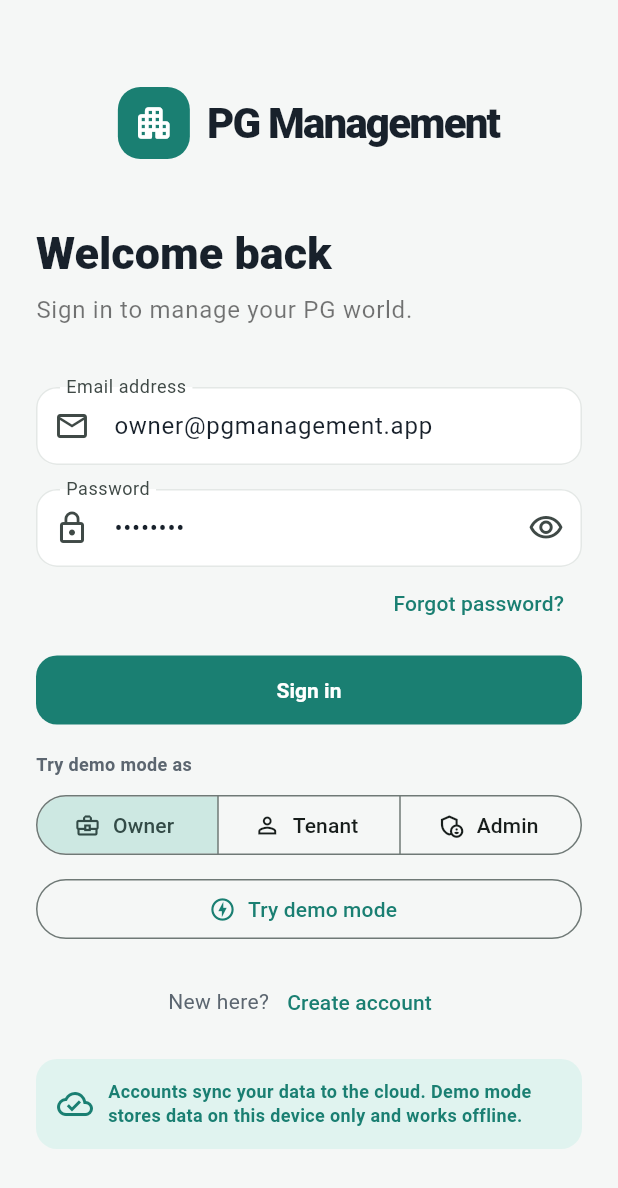
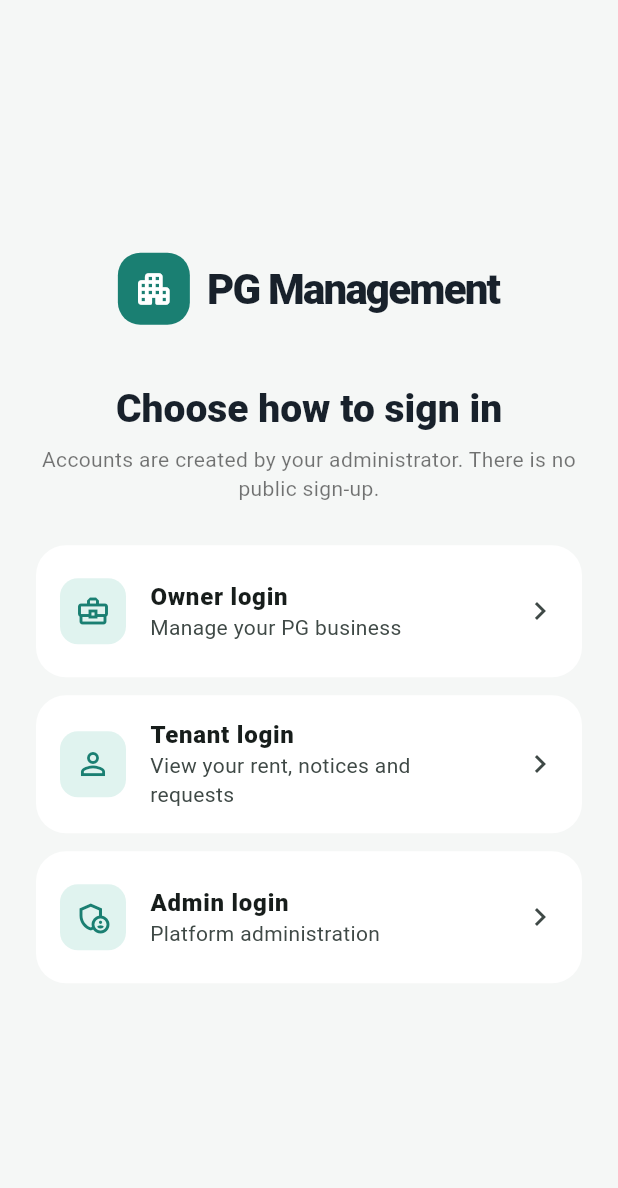
Before and after one commit to MrVamsiReddy/PG-Management-app, a Flutter app: the screen it shows after launch, on a phone screen of 412 x 824 dp. Shown: the top 1188 px of the screen. Run offline on Flutter 3.47's test engine with Material 3 defaults, Android fonts, the phone set to English and light mode, and no system bars; our stand-ins replace firebase_core, firebase_messaging, hive_flutter, image_picker, pdf, printing and 2 more; accounts and stored records are empty.

Commit message:
Prompt 2: strict login resolution
- New lib/src/access.dart: pure evaluateProfileAccess (user -> role ->
  customer_id -> customer status) and portalError (role must match the
  login portal). LoginPortal enum (owner/tenant/admin).
- signInCloud takes a portal and resolves via the SaaS profile/customers
  rows: disabled customers and unlinked profiles are rejected and signed
  out with a friendly message; wrong-portal role is rejected and signed
  out. No local/offline fallback — an unreachable server fails closed.
- restoreCloudSession and refresh re-run the gate, so a customer disabled
  by the platform admin is blocked at launch and on the next refresh.
- Profile is authoritative for role/customer once it exists; legacy
  accounts (no profile row / schema not deployed) pass through to the
  existing membership+metadata resolution so nothing breaks pre-migration.
- Demo mode removed from the product: no role selector, no Try-demo
  button, no public sign-up, no local session restore, no production
  seed. login() is now @visibleForTesting and seeding is gated behind
  AppState.debugSeedDemoData (tests only).
- Auth UI rebuilt: a portal chooser (Owner/Tenant/Admin) -> per-role
  LoginScreen; blocked/rejected sign-ins surface authNotice.
- Tests: profile-access resolution, disabled owner+tenant blocked, portal
  mismatch matrix, offline creates no session, no local session restore,
  portals shown with no demo/sign-up. 61 pass, analyze clean.

```diff
--- a/lib/main.dart
+++ b/lib/main.dart
@@ -20,7 +20,7 @@ Future<void> main() async {
     await Supabase.initialize(url: supabaseUrl, publishableKey: supabasePublishableKey);
     supabaseReady = true;
   } catch (_) {
-    supabaseReady = false; // Offline or misconfigured: demo mode still works.
+    supabaseReady = false;
   }
   await initPush();
   final box = await Hive.openBox<dynamic>('pg_management');
--- /dev/null
+++ b/lib/src/access.dart
@@ -0,0 +1,67 @@
+library;
+
+import 'app_state.dart' show UserRole;
+
+enum LoginPortal {
+  owner('Owner'),
+  tenant('Tenant'),
+  admin('Admin');
+
+  const LoginPortal(this.label);
+  final String label;
+}
+
+typedef AccessGate = ({UserRole? role, String? customerId, String? error});
+
+AccessGate evaluateProfileAccess({
+  required Map<String, dynamic>? profile,
+  required Map<String, dynamic>? customer,
+}) {
+  if (profile == null) return (role: null, customerId: null, error: null);
+
+  final isAdmin = profile['platform_admin'] == true || profile['role'] == 'admin';
+  if (isAdmin) {
+    return (role: UserRole.admin, customerId: profile['customer_id'] as String?, error: null);
+  }
+
+  final customerId = profile['customer_id'] as String?;
+  if (customerId == null) {
+    return (
+      role: null,
+      customerId: null,
+      error: 'This account is not linked to any PG business yet. Contact support.',
+    );
+  }
+  if (customer == null || customer['status'] != 'enabled') {
+    return (
+      role: null,
+      customerId: null,
+      error: 'This account has been disabled. Please contact your administrator.',
+    );
+  }
+  return (
+    role: profile['role'] == 'tenant' ? UserRole.tenant : UserRole.owner,
+    customerId: customerId,
+    error: null,
+  );
+}
+
+String? portalError(UserRole resolved, LoginPortal portal) {
+  final matches = switch (portal) {
+    LoginPortal.owner => resolved == UserRole.owner,
+    LoginPortal.tenant => resolved == UserRole.tenant,
+    LoginPortal.admin => resolved == UserRole.admin,
+  };
+  if (matches) return null;
+  final actual = switch (resolved) {
+    UserRole.owner => 'an owner',
+    UserRole.tenant => 'a tenant',
+    UserRole.admin => 'a platform admin',
+  };
+  final destination = switch (resolved) {
+    UserRole.owner => 'Owner login',
+    UserRole.tenant => 'Tenant login',
+    UserRole.admin => 'Admin login',
+  };
+  return 'This is $actual account — please use the $destination instead. You have been signed out.';
+}
--- a/lib/src/auth_screen.dart
+++ b/lib/src/auth_screen.dart
@@ -1,28 +1,91 @@
 import 'package:flutter/material.dart';
 
 import 'app_state.dart';
-import 'supabase_config.dart';
 import 'theme.dart';
 
-class AuthScreen extends StatefulWidget {
+class AuthScreen extends StatelessWidget {
   const AuthScreen({super.key});
+
   @override
-  State<AuthScreen> createState() => _AuthScreenState();
+  Widget build(BuildContext context) {
+    final state = AppScope.of(context);
+    return Scaffold(
+      body: SafeArea(
+        child: Center(
+          child: SingleChildScrollView(
+            padding: const EdgeInsets.all(24),
+            child: ConstrainedBox(
+              constraints: const BoxConstraints(maxWidth: 460),
+              child: Column(crossAxisAlignment: CrossAxisAlignment.stretch, children: [
+                Row(mainAxisAlignment: MainAxisAlignment.center, children: [
+                  Container(
+                    width: 48,
+                    height: 48,
+                    decoration: BoxDecoration(color: primary, borderRadius: BorderRadius.circular(15)),
+                    child: const Icon(Icons.apartment_rounded, color: Colors.white, size: 28),
+                  ),
+                  const SizedBox(width: 12),
+                  Text('PG Management', style: Theme.of(context).textTheme.headlineMedium?.copyWith(letterSpacing: -1.2)),
+                ]),
+                const SizedBox(height: 40),
+                Text('Choose how to sign in', textAlign: TextAlign.center, style: Theme.of(context).textTheme.headlineLarge?.copyWith(fontSize: 26)),
+                const SizedBox(height: 8),
+                const Text('Accounts are created by your administrator. There is no public sign-up.', textAlign: TextAlign.center, style: TextStyle(color: Colors.black54)),
+                if (state.authNotice != null) ...[
+                  const SizedBox(height: 18),
+                  Container(
+                    padding: const EdgeInsets.all(14),
+                    decoration: BoxDecoration(color: const Color(0xFFFBE9E7), borderRadius: BorderRadius.circular(14)),
+                    child: Row(children: [
+                      const Icon(Icons.info_outline, color: Color(0xFFC94444)),
+                      const SizedBox(width: 10),
+                      Expanded(child: Text(state.authNotice!, style: const TextStyle(color: Color(0xFFC94444), fontSize: 12, fontWeight: FontWeight.w600))),
+                    ]),
+                  ),
+                ],
+                const SizedBox(height: 28),
+                _portal(context, LoginPortal.owner, Icons.business_center_outlined, 'Owner login', 'Manage your PG business'),
+                const SizedBox(height: 12),
+                _portal(context, LoginPortal.tenant, Icons.person_outline, 'Tenant login', 'View your rent, notices and requests'),
+                const SizedBox(height: 12),
+                _portal(context, LoginPortal.admin, Icons.admin_panel_settings_outlined, 'Admin login', 'Platform administration'),
+              ]),
+            ),
+          ),
+        ),
+      ),
+    );
+  }
+
+  Widget _portal(BuildContext context, LoginPortal portal, IconData icon, String title, String subtitle) => Card(
+        clipBehavior: Clip.antiAlias,
+        child: ListTile(
+          contentPadding: const EdgeInsets.symmetric(horizontal: 16, vertical: 8),
+          leading: Container(padding: const EdgeInsets.all(10), decoration: BoxDecoration(color: primarySoft, borderRadius: BorderRadius.circular(12)), child: Icon(icon, color: primary)),
+          title: Text(title, style: const TextStyle(fontWeight: FontWeight.w800)),
+          subtitle: Text(subtitle),
+          trailing: const Icon(Icons.chevron_right),
+          onTap: () => Navigator.push(context, MaterialPageRoute(builder: (_) => LoginScreen(portal: portal))),
+        ),
+      );
 }
 
-class _AuthScreenState extends State<AuthScreen> {
-  bool signup = false;
+class LoginScreen extends StatefulWidget {
+  const LoginScreen({super.key, required this.portal});
+  final LoginPortal portal;
+  @override
+  State<LoginScreen> createState() => _LoginScreenState();
+}
+
+class _LoginScreenState extends State<LoginScreen> {
   bool obscure = true;
   bool busy = false;
-  UserRole role = UserRole.owner;
   final formKey = GlobalKey<FormState>();
-  final name = TextEditingController();
-  final email = TextEditingController(text: 'owner@pgmanagement.app');
-  final password = TextEditingController(text: 'password');
+  final email = TextEditingController();
+  final password = TextEditingController();
 
   @override
   void dispose() {
-    name.dispose();
     email.dispose();
     password.dispose();
     super.dispose();
@@ -34,38 +97,29 @@ class _AuthScreenState extends State<AuthScreen> {
       ScaffoldMessenger.of(context).showSnackBar(const SnackBar(content: Text('Enter your email address above first.')));
       return;
     }
-    final state = AppScope.of(context);
-    final error = await state.sendPasswordReset(address);
+    final error = await AppScope.of(context).sendPasswordReset(address);
     if (!mounted) return;
-    ScaffoldMessenger.of(context).showSnackBar(SnackBar(
-      content: Text(error ?? 'Reset link sent to $address. Open it, sign in, then change your password from Profile.'),
-    ));
+    ScaffoldMessenger.of(context).showSnackBar(SnackBar(content: Text(error ?? 'Reset link sent to $address.')));
   }
 
   Future<void> submit() async {
     if (!formKey.currentState!.validate()) return;
     final state = AppScope.of(context);
-    if (supabaseOrNull == null) {
-      // No cloud connection (offline or tests): fall back to local demo mode.
-      state.login(signup ? UserRole.owner : role);
-      return;
-    }
     setState(() => busy = true);
-    // Self-signup always creates an Owner account; tenants receive their
-    // logins from their owner and are linked by membership at sign-in.
-    final error = signup
-        ? await state.signUpCloud(name: name.text.trim(), email: email.text.trim(), password: password.text, selectedRole: UserRole.owner)
-        : await state.signInCloud(email: email.text.trim(), password: password.text);
+    final error = await state.signInCloud(email: email.text.trim(), password: password.text, portal: widget.portal);
     if (!mounted) return;
     setState(() => busy = false);
     if (error != null) {
       ScaffoldMessenger.of(context).showSnackBar(SnackBar(content: Text(error)));
+      return;
     }
+    Navigator.pop(context);
   }
 
   @override
   Widget build(BuildContext context) {
     return Scaffold(
+      appBar: AppBar(title: Text('${widget.portal.label} login')),
       body: SafeArea(
         child: Center(
           child: SingleChildScrollView(
@@ -75,29 +129,10 @@ class _AuthScreenState extends State<AuthScreen> {
               child: Form(
                 key: formKey,
                 child: Column(crossAxisAlignment: CrossAxisAlignment.stretch, children: [
-                  Row(mainAxisAlignment: MainAxisAlignment.center, children: [
-                    Container(
-                      width: 48,
-                      height: 48,
-                      decoration: BoxDecoration(color: primary, borderRadius: BorderRadius.circular(15)),
-                      child: const Icon(Icons.apartment_rounded, color: Colors.white, size: 28),
-                    ),
-                    const SizedBox(width: 12),
-                    Text('PG Management', style: Theme.of(context).textTheme.headlineMedium?.copyWith(letterSpacing: -1.2)),
-                  ]),
-                  const SizedBox(height: 44),
-                  Text(signup ? 'Create your owner account' : 'Welcome back', style: Theme.of(context).textTheme.headlineLarge?.copyWith(fontSize: 30)),
+                  Text('Welcome back', style: Theme.of(context).textTheme.headlineLarge?.copyWith(fontSize: 30)),
                   const SizedBox(height: 8),
-                  Text(signup ? 'Owners run the PG. Tenants get their sign-in details from you after onboarding.' : 'Sign in to manage your PG world.', style: Theme.of(context).textTheme.bodyLarge?.copyWith(color: Colors.black54)),
+                  Text('Sign in to your ${widget.portal.label.toLowerCase()} account.', style: Theme.of(context).textTheme.bodyLarge?.copyWith(color: Colors.black54)),
                   const SizedBox(height: 24),
-                  if (signup) ...[
-                    TextFormField(
-                      controller: name,
-                      decoration: const InputDecoration(labelText: 'Full name', prefixIcon: Icon(Icons.person_outline)),
-                      validator: (v) => v == null || v.trim().isEmpty ? 'Enter your name' : null,
-                    ),
-                  ],
-                  const SizedBox(height: 16),
                   TextFormField(
                     controller: email,
                     keyboardType: TextInputType.emailAddress,
@@ -115,46 +150,13 @@ class _AuthScreenState extends State<AuthScreen> {
                     ),
                     validator: (v) => v == null || v.length < 6 ? 'Use at least 6 characters' : null,
                   ),
-                  if (!signup)
-                    Align(alignment: Alignment.centerRight, child: TextButton(onPressed: busy ? null : forgotPassword, child: const Text('Forgot password?'))),
+                  Align(alignment: Alignment.centerRight, child: TextButton(onPressed: busy ? null : forgotPassword, child: const Text('Forgot password?'))),
                   const SizedBox(height: 10),
                   FilledButton(
                     onPressed: busy ? null : submit,
                     child: busy
                         ? const SizedBox(width: 20, height: 20, child: CircularProgressIndicator(strokeWidth: 2.4, color: Colors.white))
-                        : Text(signup ? 'Create account' : 'Sign in'),
-                  ),
-                  const SizedBox(height: 18),
-                  if (!signup) ...[
-                    const Text('Try demo mode as', style: TextStyle(fontWeight: FontWeight.w700, fontSize: 12)),
-                    const SizedBox(height: 8),
-                    SegmentedButton<UserRole>(
-                      segments: UserRole.values.map((r) => ButtonSegment(value: r, label: Text(r.label), icon: Icon(_roleIcon(r), size: 18))).toList(),
-                      selected: {role},
-                      showSelectedIcon: false,
-                      onSelectionChanged: (value) => setState(() => role = value.first),
-                    ),
-                    const SizedBox(height: 8),
-                    OutlinedButton.icon(
-                      onPressed: busy ? null : () => AppScope.of(context).login(role),
-                      icon: const Icon(Icons.offline_bolt_outlined),
-                      label: const Text('Try demo mode'),
-                    ),
-                  ],
-                  const SizedBox(height: 14),
-                  Row(mainAxisAlignment: MainAxisAlignment.center, children: [
-                    Text(signup ? 'Already have an account?' : 'New here?'),
-                    TextButton(onPressed: busy ? null : () => setState(() => signup = !signup), child: Text(signup ? 'Sign in' : 'Create account')),
-                  ]),
-                  const SizedBox(height: 14),
-                  Container(
-                    padding: const EdgeInsets.all(14),
-                    decoration: BoxDecoration(color: primarySoft, borderRadius: BorderRadius.circular(14)),
-                    child: const Row(children: [
-                      Icon(Icons.cloud_done_outlined, color: primary),
-                      SizedBox(width: 10),
-                      Expanded(child: Text('Accounts sync your data to the cloud. Demo mode stores data on this device only and works offline.', style: TextStyle(fontSize: 12, color: primary, fontWeight: FontWeight.w600))),
-                    ]),
+                        : const Text('Sign in'),
                   ),
                 ]),
               ),
@@ -164,16 +166,8 @@ class _AuthScreenState extends State<AuthScreen> {
       ),
     );
   }
-
-  IconData _roleIcon(UserRole role) => switch (role) {
-        UserRole.owner => Icons.business_center_outlined,
-        UserRole.tenant => Icons.person_outline,
-        UserRole.admin => Icons.admin_panel_settings_outlined,
-      };
 }
 
-/// Blocks the app after a first sign-in with a temporary password until the
-/// user picks their own.
 class SetPasswordScreen extends StatefulWidget {
   const SetPasswordScreen({super.key});
   @override
--- a/lib/src/supabase_config.dart
+++ b/lib/src/supabase_config.dart
@@ -12,8 +12,8 @@ const appWebUrl = 'https://mrvamsireddy.github.io/PG-Management-app/';
 /// Always points at the newest published APK (GitHub release asset).
 const apkDownloadUrl = 'https://github.com/MrVamsiReddy/PG-Management-app/releases/latest/download/PG-Management.apk';
 
-/// Set by main() once Supabase.initialize succeeds. Stays false in tests and
-/// when offline at startup, in which case the app runs in local demo mode.
+/// Set by main() once Supabase.initialize succeeds. False in tests and when
+/// offline at startup.
 bool supabaseReady = false;
 
 SupabaseClient? get supabaseOrNull => supabaseReady ? Supabase.instance.client : null;
```
Also changed, not shown: lib/src/app_state.dart (+102 -69 lines), 1 other file.
